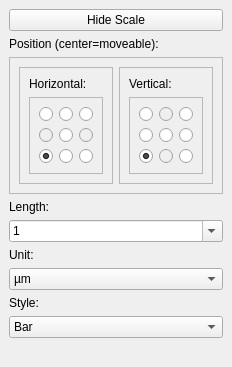
First picture: the form in ScaleDock.ui, repository lebenasa/ImageRaster, before the edit.
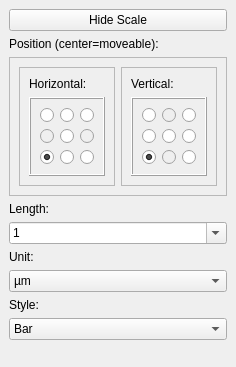
Second picture: the form after the edit.

The edit to the form file:
```diff
--- a/ScaleDock.ui
+++ b/ScaleDock.ui
@@ -62,7 +62,7 @@
              </sizepolicy>
             </property>
             <property name="frameShape">
-             <enum>QFrame::StyledPanel</enum>
+             <enum>QFrame::Box</enum>
             </property>
             <property name="frameShadow">
              <enum>QFrame::Raised</enum>
@@ -202,7 +202,7 @@
              </sizepolicy>
             </property>
             <property name="frameShape">
-             <enum>QFrame::StyledPanel</enum>
+             <enum>QFrame::Box</enum>
             </property>
             <property name="frameShadow">
              <enum>QFrame::Raised</enum>
```
